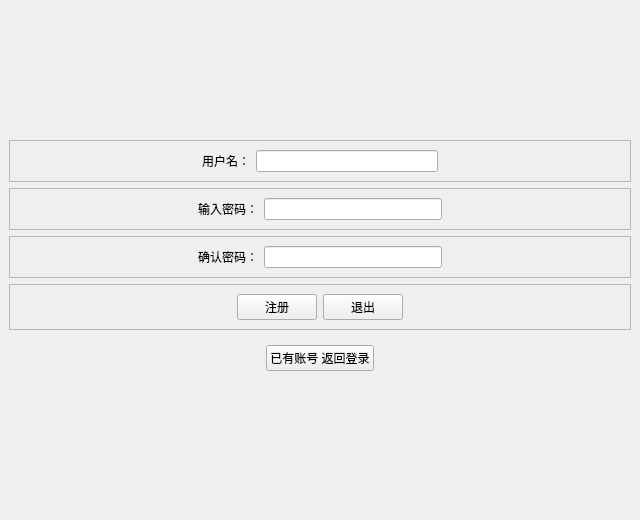
The window that registerwindow.ui (misa1000/Study_Habtis_Plan) describes before a commit, drawn with Qt 5.
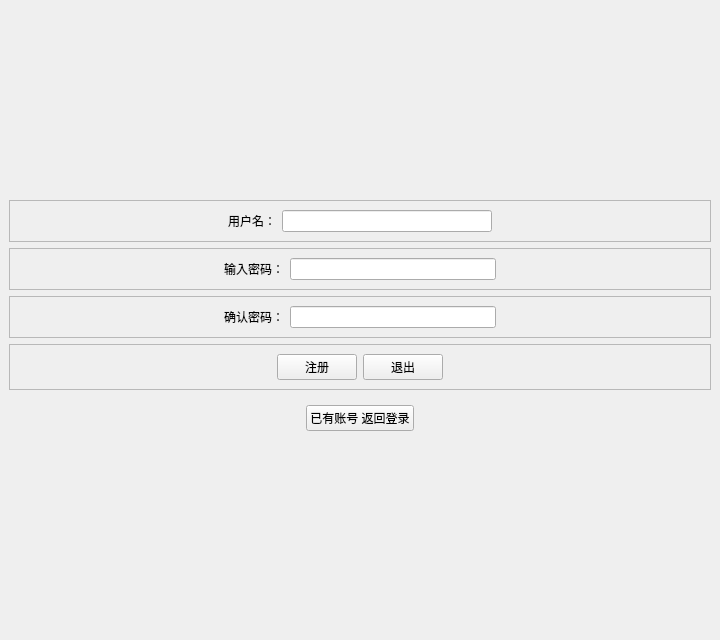
The same window after the commit.

Patch:
```diff
--- a/registerwindow.ui
+++ b/registerwindow.ui
@@ -6,8 +6,8 @@
    <rect>
     <x>0</x>
     <y>0</y>
-    <width>640</width>
-    <height>520</height>
+    <width>720</width>
+    <height>640</height>
    </rect>
   </property>
   <property name="windowTitle">
```
